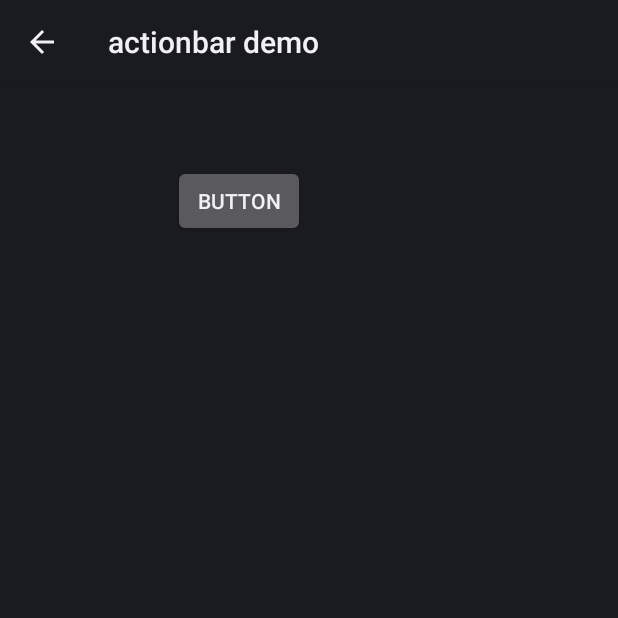
After one commit to zhaochuanxing/MyApiDemo, an Android app: the ActionBarNavigation screen opened directly, with no data from a screen before it, on a phone screen of 412 x 824 dp, the top half of it. The commit adds this screen. Run offline under Robolectric (Android 15) with nearby library versions, the phone set to English and light mode, and no system bars.

Commit message:
add actionbar

```diff
--- /dev/null
+++ b/app/src/main/java/com/xing/apidemo/app/ActionBarNavigation.java
@@ -0,0 +1,50 @@
+package com.xing.apidemo.app;
+
+import android.app.ActionBar;
+import android.app.Activity;
+import android.content.Intent;
+import android.os.Build;
+import android.os.Bundle;
+import android.view.MenuItem;
+import android.view.View;
+import android.widget.Button;
+
+import com.xing.apidemo.R;
+
+public class ActionBarNavigation extends Activity {
+
+    @Override
+    protected void onCreate(Bundle savedInstanceState) {
+        super.onCreate(savedInstanceState);
+        setContentView(R.layout.activity_action_bar_navigation);
+        ActionBar actionBar = getActionBar();
+        if(actionBar!=null){
+            //// TODO: 17-10-5
+//            actionBar.setDisplayOptions(ActionBar.DISPLAY_HOME_AS_UP,ActionBar.DISPLAY_HOME_AS_UP);
+            actionBar.setDisplayHomeAsUpEnabled(true);
+            actionBar.setDisplayUseLogoEnabled(true);
+//            actionBar.setIcon(getResources().getDrawable(R.drawable.card_history));
+        }
+        Button button =(Button)findViewById(R.id.button_press);
+        button.setOnClickListener(new View.OnClickListener() {
+            @Override
+            public void onClick(View v) {
+                Intent intent = new Intent(ActionBarNavigation.this,ActionBarNavigation.class);
+                if (Build.VERSION.SDK_INT >= Build.VERSION_CODES.LOLLIPOP) {
+//                    intent.addFlags(Intent.FLAG_ACTIVITY_NEW_DOCUMENT);
+                }
+                startActivity(intent);
+            }
+        });
+    }
+
+    @Override
+    public boolean onOptionsItemSelected(MenuItem item) {
+        switch(item.getItemId()){
+            case android.R.id.home:
+                finish();
+                return true;
+        }
+        return super.onOptionsItemSelected(item);
+    }
+}
--- /dev/null
+++ b/app/src/main/res/layout/activity_action_bar_navigation.xml
@@ -0,0 +1,21 @@
+<?xml version="1.0" encoding="utf-8"?>
+<RelativeLayout
+    xmlns:android="http://schemas.android.com/apk/res/android"
+    xmlns:tools="http://schemas.android.com/tools"
+    android:id="@+id/activity_action_bar_navigation"
+    android:layout_width="match_parent"
+    android:layout_height="match_parent"
+    android:paddingBottom="@dimen/activity_vertical_margin"
+    android:paddingLeft="@dimen/activity_horizontal_margin"
+    android:paddingRight="@dimen/activity_horizontal_margin"
+    android:paddingTop="@dimen/activity_vertical_margin"
+    tools:context="com.xing.apidemo.app.ActionBarNavigation">
+
+    <Button
+        android:text="Button"
+        android:layout_width="wrap_content"
+        android:layout_height="wrap_content" android:layout_alignParentTop="true"
+        android:layout_alignParentLeft="true" android:layout_alignParentStart="true"
+        android:layout_marginLeft="99dp" android:layout_marginStart="99dp"
+        android:layout_marginTop="38dp" android:id="@+id/button_press"/>
+</RelativeLayout>
--- /dev/null
+++ b/app/src/main/res/values/bools.xml
@@ -0,0 +1,5 @@
+<?xml version="1.0" encoding="utf-8"?>
+<resources>
+    <bool name="atLeastHoneycomb">false</bool>
+    <bool name="zhao">true</bool>
+</resources>
--- a/app/src/main/res/values/strings.xml
+++ b/app/src/main/res/values/strings.xml
@@ -1,4 +1,4 @@
 <resources>
-    <string name="app_name">apidemo</string>
+    <string name="app_name">MyApiDemo</string>
     <string name="alert_dialog_ok">OK</string>
 </resources>
```
Also changed, not shown: app/build.gradle (+6 -5 lines), app/src/main/AndroidManifest.xml (+15 -3 lines), app/src/main/java/com/xing/apidemo/app/ActionBarMechanics.java (added, +36 -0 lines), app/src/main/java/com/xing/apidemo/app/ActionBarUsage.java (added, +42 -0 lines), app/src/main/res/layout/activity_action_bar_mechanics.xml (added, +14 -0 lines), app/src/main/res/layout/activity_action_bar_usage.xml (added, +14 -0 lines), app/src/main/res/menu/actions.xml (added, +26 -0 lines).
